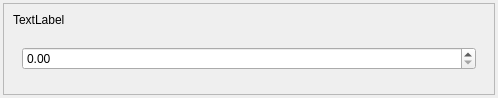
This is Editor/editors/shadergraph/ShaderGraphNodeInputWidget.ui in marcellfischbach/CryoStorm as Qt 5 draws it before an edit. The edited form follows.
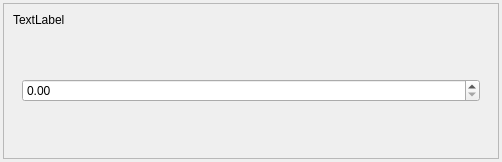
This is the edited form.

```diff
--- a/Editor/editors/shadergraph/ShaderGraphNodeInputWidget.ui
+++ b/Editor/editors/shadergraph/ShaderGraphNodeInputWidget.ui
@@ -6,8 +6,8 @@
    <rect>
     <x>0</x>
     <y>0</y>
-    <width>498</width>
-    <height>98</height>
+    <width>502</width>
+    <height>162</height>
    </rect>
   </property>
   <property name="windowTitle">
```
Left out of the diff: 3 changed lines with no effect on the pictures.
